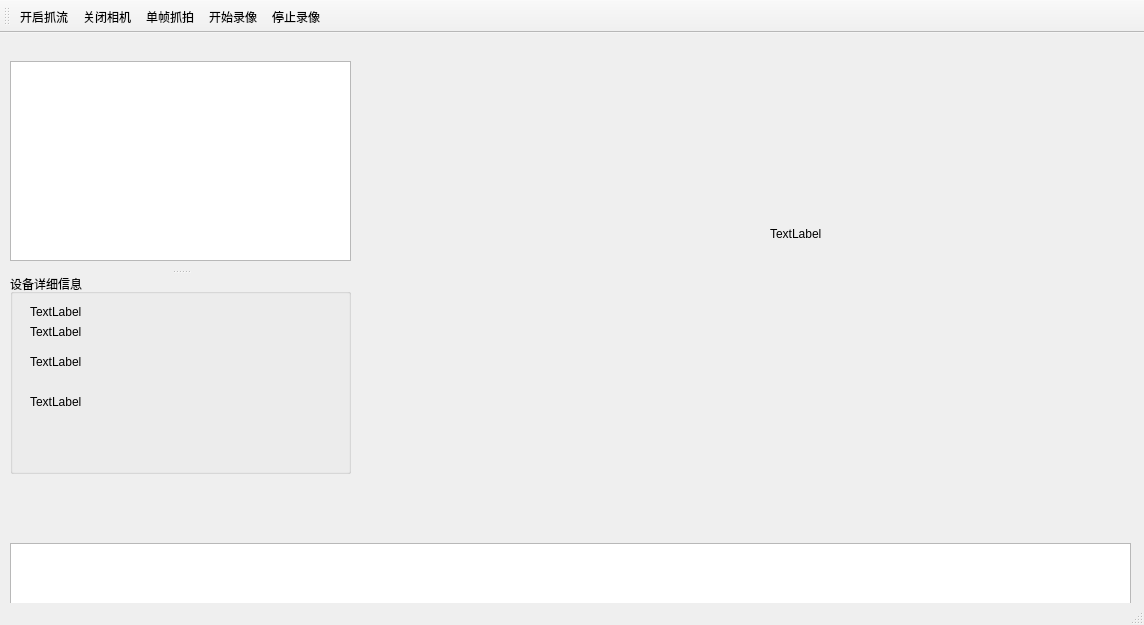
First picture: the form in mainwindow.ui, repository lnwin/SPW_cameraControlSystem, before the edit.
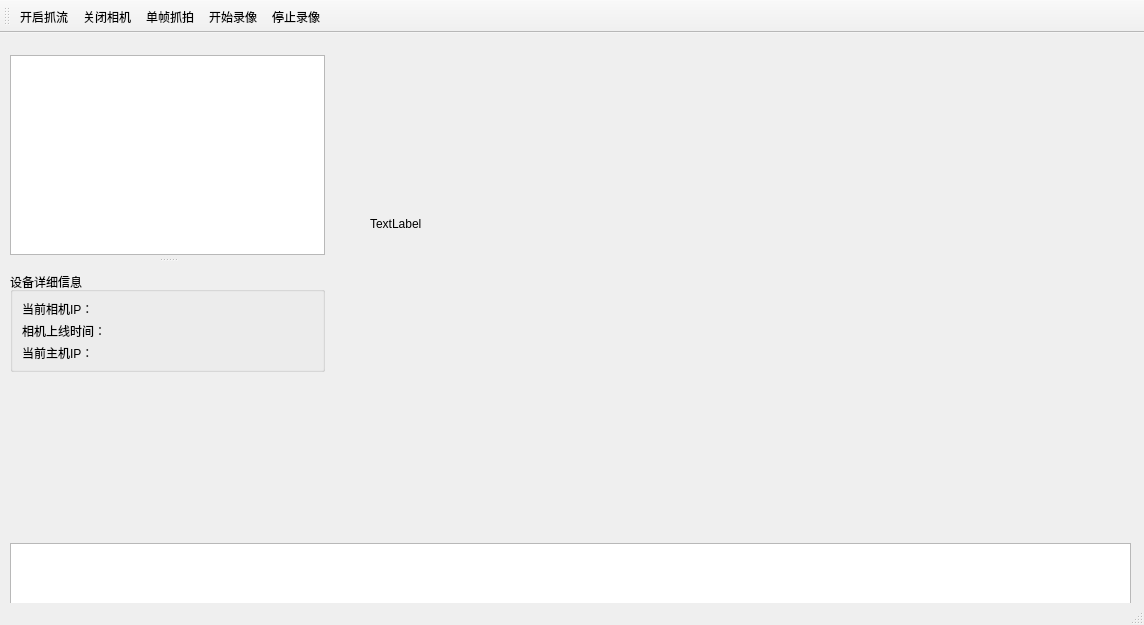
Second picture: the form after the edit. Icons and pictures are not drawn.

Commit message: UI界面改动有进展

The edit to the form file:
```diff
--- a/mainwindow.ui
+++ b/mainwindow.ui
@@ -17,9 +17,9 @@
    <widget class="QLabel" name="label">
     <property name="geometry">
      <rect>
-      <x>770</x>
-      <y>20</y>
-      <width>361</width>
+      <x>370</x>
+      <y>10</y>
+      <width>511</width>
       <height>361</height>
      </rect>
     </property>
@@ -42,15 +42,33 @@
      <rect>
       <x>10</x>
       <y>20</y>
-      <width>341</width>
-      <height>421</height>
+      <width>315</width>
+      <height>329</height>
      </rect>
     </property>
+    <property name="minimumSize">
+     <size>
+      <width>315</width>
+      <height>0</height>
+     </size>
+    </property>
+    <property name="maximumSize">
+     <size>
+      <width>300</width>
+      <height>16777215</height>
+     </size>
+    </property>
     <property name="orientation">
      <enum>Qt::Vertical</enum>
     </property>
     <widget class="QWidget" name="panelDeviceList" native="true">
      <layout class="QHBoxLayout" name="horizontalLayout">
+      <property name="leftMargin">
+       <number>0</number>
+      </property>
+      <property name="rightMargin">
+       <number>0</number>
+      </property>
       <item>
        <widget class="QTableWidget" name="deviceList">
         <property name="maximumSize">
@@ -67,67 +85,60 @@
      <property name="minimumSize">
       <size>
        <width>0</width>
-       <height>200</height>
+       <height>120</height>
       </size>
      </property>
      <layout class="QHBoxLayout" name="horizontalLayout_2">
+      <property name="leftMargin">
+       <number>0</number>
+      </property>
+      <property name="rightMargin">
+       <number>0</number>
+      </property>
       <item>
        <widget class="QGroupBox" name="groupDeviceInfo">
+        <property name="minimumSize">
+         <size>
+          <width>0</width>
+          <height>100</height>
+         </size>
+        </property>
+        <property name="maximumSize">
+         <size>
+          <width>16777215</width>
+          <height>100</height>
+         </size>
+        </property>
         <property name="title">
          <string>设备详细信息</string>
         </property>
-        <widget class="QLabel" name="lblHostIp">
-         <property name="geometry">
-          <rect>
-           <x>20</x>
-           <y>30</y>
-           <width>171</width>
-           <height>16</height>
-          </rect>
-         </property>
-         <property name="text">
-          <string>TextLabel</string>
-         </property>
-        </widget>
-        <widget class="QLabel" name="lblCamIp">
-         <property name="geometry">
-          <rect>
-           <x>20</x>
-           <y>50</y>
-           <width>171</width>
-           <height>16</height>
-          </rect>
-         </property>
-         <property name="text">
-          <string>TextLabel</string>
-         </property>
-        </widget>
-        <widget class="QLabel" name="lblCamStatus">
-         <property name="geometry">
-          <rect>
-           <x>20</x>
-           <y>80</y>
-           <width>171</width>
-           <height>16</height>
-          </rect>
-         </property>
-         <property name="text">
-          <string>TextLabel</string>
-         </property>
-        </widget>
-        <widget class="QLabel" name="lblCamLastSeen">
-         <property name="geometry">
-          <rect>
-           <x>20</x>
-           <y>120</y>
-           <width>291</width>
-           <height>16</height>
-          </rect>
-         </property>
-         <property name="text">
-          <string>TextLabel</string>
-         </property>
-        </widget>
+        <layout class="QVBoxLayout" name="verticalLayout_2">
+         <item>
+          <layout class="QVBoxLayout" name="verticalLayout">
+           <item>
+            <widget class="QLabel" name="lblCamIp">
+             <property name="text">
+              <string>当前相机IP：</string>
+             </property>
+            </widget>
+           </item>
+           <item>
+            <widget class="QLabel" name="lblCamLastSeen">
+             <property name="text">
+              <string>相机上线时间：</string>
+             </property>
+            </widget>
+           </item>
+           <item>
+            <widget class="QLabel" name="lblHostIp">
+             <property name="text">
+              <string>当前主机IP：</string>
+             </property>
+            </widget>
+           </item>
+          </layout>
+         </item>
+        </layout>
        </widget>
       </item>
      </layout>
```
The commit also changes 2 other files.
